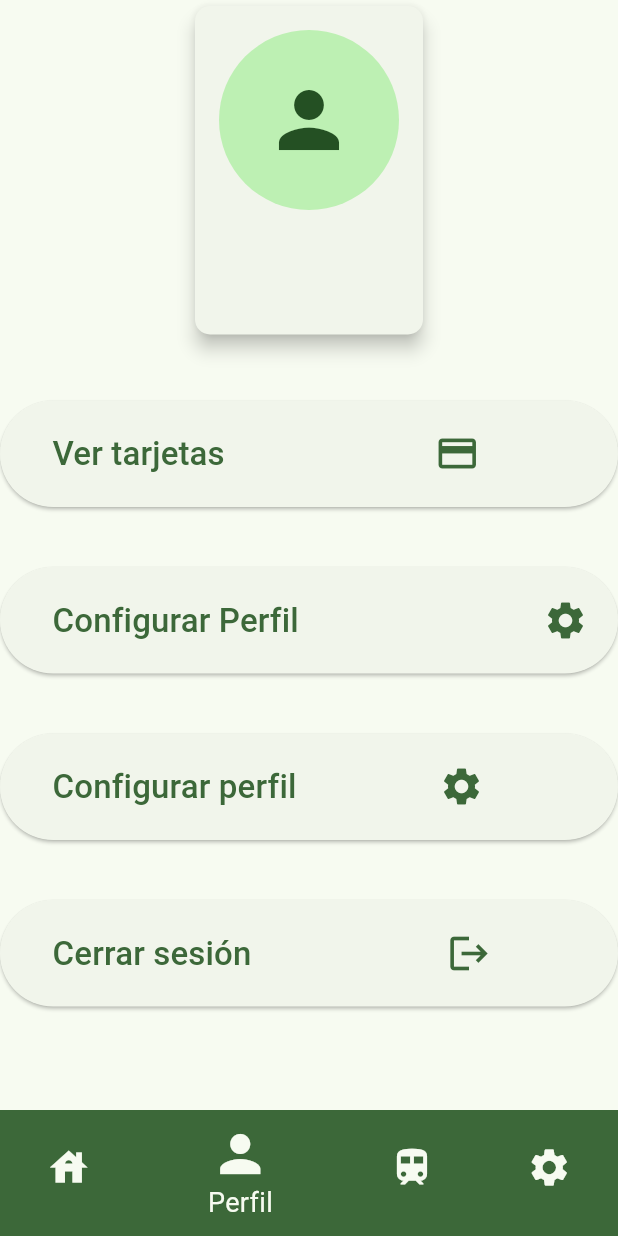
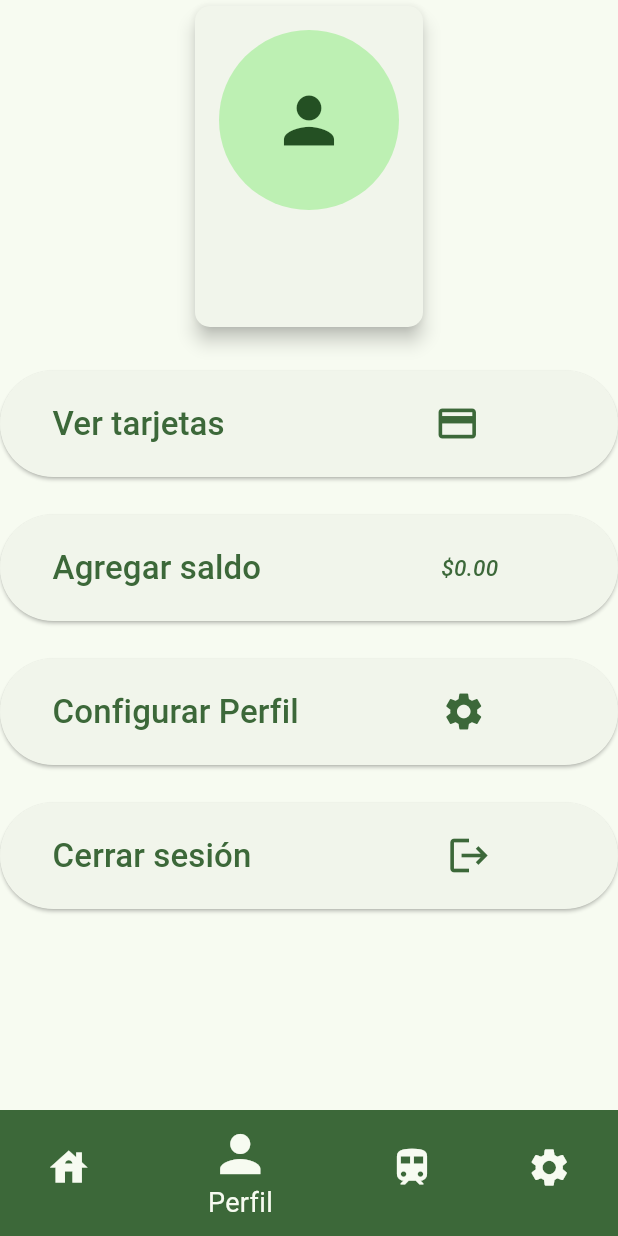
Before and after one commit to DankerVV/Proyecto_Modular, a Flutter app: the screen it shows once a user with an empty profile is signed in, item 2 of the bottom bar chosen, on a phone screen of 412 x 824 dp. Run offline on Flutter 3.47's test engine with Material 3 defaults, Android fonts, the phone set to English and light mode, and no system bars; our stand-ins replace cloud_firestore, firebase_auth, firebase_core, firebase_storage, flutter_riverpod, google_maps_flutter and 6 more; missing offline and left inert: flutter_stripe, nfc_manager; accounts and stored records are empty.

Commit message:
Aplicacion funcional

```diff
--- a/lib/presentation/views/perfil_view.dart
+++ b/lib/presentation/views/perfil_view.dart
@@ -20,6 +20,7 @@ class PerfilView extends StatefulWidget {
 
 class PerfilViewState extends State<PerfilView> {
   String? _imageUrl;
+  double saldo = 0.0;
 
   @override
   void initState() {
@@ -29,6 +30,7 @@ class PerfilViewState extends State<PerfilView> {
       _getSaldo();
     });
   }
+
   Future<void> _getSaldo() async {
     final String uid = FirebaseAuth.instance.currentUser?.uid ?? '';
     final DocumentReference userRef = FirebaseFirestore.instance.collection('Users').doc(uid);
@@ -42,26 +44,15 @@ class PerfilViewState extends State<PerfilView> {
     }
   }
 
-  @override
-  void dispose() {
-    super.dispose();
-  }
-
   Future<void> _loadProfileImage() async {
     final user = FirebaseAuth.instance.currentUser;
     if (user != null) {
       final docSnapshot = await FirebaseFirestore.instance.collection('Users').doc(user.uid).get();
-      if (docSnapshot.exists) {
-        //final data = docSnapshot.data() as Map<String, dynamic>?;
       final data = docSnapshot.data();
-
       if (data != null) {
-          if (mounted) {
         setState(() {
           _imageUrl = data['profileImageUrl'];
         });
-          }
-        }
       }
     }
   }
@@ -107,13 +98,12 @@ class PerfilViewState extends State<PerfilView> {
     ScaffoldMessenger.of(context).showSnackBar(SnackBar(content: Text(message)));
   }
 
-  void _navigateTo(Widget screen) {
-    Navigator.of(context).push(MaterialPageRoute(builder: (_) => screen));
-  }
-
   void _logout() async {
     await FirebaseAuth.instance.signOut();
-    _navigateTo(const LoginScreen());
+    navigatorKey.currentState?.pushAndRemoveUntil(
+      MaterialPageRoute(builder: (context) => const LoginScreen()),
+      (route) => false,
+    );
   }
 
   @override
@@ -154,14 +144,15 @@ class PerfilViewState extends State<PerfilView> {
                   description: tipo,
                 ),
               ),
-              const SizedBox(height: 40),
-              cardInfo(context),
-              const SizedBox(height: 40),
+              const SizedBox(height: 25),
+              _buildCardInfoButton(),
+              const SizedBox(height: 25),
+              fundsButton(context, saldo),
+              const SizedBox(height: 25),
               _buildSettingsButton(),
-              const SizedBox(height: 40),
-              settingsButton(context),
-              const SizedBox(height: 40),
-              logoutButton(context),
+              const SizedBox(height: 25),
+              _buildLogoutButton(),
+
             ],
           );
         },
@@ -171,7 +162,7 @@ class PerfilViewState extends State<PerfilView> {
 
   Widget _buildCardInfoButton() {
     return ElevatedButton(
-      onPressed: () => _navigateTo(const Cardview()),
+      onPressed: () => Navigator.of(context).push(MaterialPageRoute(builder: (_) => const Cardview())),
       style: ElevatedButton.styleFrom(
         padding: const EdgeInsets.symmetric(vertical: 20.0, horizontal: 20.0),
       ),
@@ -179,7 +170,7 @@ class PerfilViewState extends State<PerfilView> {
         children: [
           SizedBox(width: 15),
           Text('Ver tarjetas', style: TextStyle(fontSize: 22)),
-          Spacer(),
+          SizedBox(width: 140),
           Icon(Icons.credit_card, size: 30),
         ],
       ),
@@ -188,7 +179,7 @@ class PerfilViewState extends State<PerfilView> {
 
   Widget _buildSettingsButton() {
     return ElevatedButton(
-      onPressed: () => _navigateTo(const ProfileSettings()),
+      onPressed: () => Navigator.of(context).push(MaterialPageRoute(builder: (_) => const ProfileSettings())),
       style: ElevatedButton.styleFrom(
         padding: const EdgeInsets.symmetric(vertical: 20.0, horizontal: 20.0),
       ),
@@ -196,8 +187,30 @@ class PerfilViewState extends State<PerfilView> {
         children: [
           SizedBox(width: 15),
           Text('Configurar Perfil', style: TextStyle(fontSize: 22)),
-          Spacer(),
+          SizedBox(width: 95),
           Icon(Icons.settings, size: 30),
+        ],
+      ),
+    );
+  }
+
+  Widget fundsButton(BuildContext context, double saldo) {
+  return ElevatedButton(
+    onPressed: () {
+      Navigator.of(context).push(
+        MaterialPageRoute(builder: (context) => const AddFunds()),
+      );
+    },
+    style: ElevatedButton.styleFrom(
+      padding: const EdgeInsets.symmetric(vertical: 20.0, horizontal: 20.0),
+    ),
+    child:  Row(
+      mainAxisAlignment: MainAxisAlignment.spaceBetween,
+      children: [
+        const SizedBox(width: 15),
+        const Text('Agregar saldo', textAlign: TextAlign.left, style: TextStyle(fontSize: 22)),
+        const SizedBox(width: 120),
+        Expanded(child: Text('\$${saldo.toStringAsFixed(2)}', textAlign: TextAlign.left, style: const TextStyle(fontSize: 15, fontStyle: FontStyle.italic))),
         ],
       ),
     );
@@ -205,7 +218,7 @@ class PerfilViewState extends State<PerfilView> {
 
   Widget _buildLogoutButton() {
     return ElevatedButton(
-      onPressed: _showLogoutDialog,
+      onPressed: () => _showLogoutDialog(),
       style: ElevatedButton.styleFrom(
         padding: const EdgeInsets.symmetric(vertical: 20.0, horizontal: 20.0),
       ),
@@ -213,7 +226,7 @@ class PerfilViewState extends State<PerfilView> {
         children: [
           SizedBox(width: 15),
           Text('Cerrar sesión', style: TextStyle(fontSize: 22)),
-          Spacer(),
+          SizedBox(width: 130),
           Icon(Icons.logout, size: 30),
         ],
       ),
@@ -276,132 +289,16 @@ class ProfileCard extends StatelessWidget {
                   ? NetworkImage(imagePath!)
                   : null,
               child: imagePath == null || imagePath!.isEmpty
-                  ? const Icon(Icons.person, size: 60)
+                  ? const Icon(Icons.person, size: 50)
                   : null,
             ),
             const SizedBox(height: 10),
-            Text(name, style: const TextStyle(fontSize: 20, fontWeight: FontWeight.bold)),
+            Text(name, style: const TextStyle(fontSize: 18, fontWeight: FontWeight.bold)),
             const SizedBox(height: 5),
-            Text(description, style: const TextStyle(fontSize: 16, color: Colors.grey)),
+            Text(description, style: const TextStyle(fontSize: 14, color: Colors.grey)),
           ],
         ),
       ),
     );
   }
 }
-
-Widget cardInfo(BuildContext context) {
-  return ElevatedButton(
-    onPressed: () {
-      Navigator.of(context).push(
-        MaterialPageRoute(builder: (context) => const Cardview()),
-      );
-    },
-    style: ElevatedButton.styleFrom(
-      padding: const EdgeInsets.symmetric(vertical: 20.0, horizontal: 20.0),
-    ),
-    child: const Row(
-      children: [
-        SizedBox(width: 15),
-        Text('Ver tarjetas', textAlign: TextAlign.left, style: TextStyle(fontSize: 22)),
-        SizedBox(width: 140),
-        Icon(Icons.credit_card, size: 30),
-      ],
-    ),
-  );
-}
-
-Widget settingsButton(BuildContext context) {
-  return ElevatedButton(
-    onPressed: () {
-      Navigator.of(context).push(
-        MaterialPageRoute(builder: (context) => const ProfileSettings()),
-      );
-    },
-    style: ElevatedButton.styleFrom(
-      padding: const EdgeInsets.symmetric(vertical: 20.0, horizontal: 20.0),
-    ),
-    child: const Row(
-      children: [
-        SizedBox(width: 15),
-        Text('Configurar perfil', textAlign: TextAlign.left, style: TextStyle(fontSize: 22)),
-        SizedBox(width: 95),
-        Icon(Icons.settings, size: 30),
-      ],
-    ),
-  );
-}
-
-Widget logoutButton(BuildContext context) {
-  return ElevatedButton(
-    onPressed: () {
-      _showAlertDialog(context);
-    },
-    style: ElevatedButton.styleFrom(
-      padding: const EdgeInsets.symmetric(vertical: 20.0, horizontal: 20.0),
-    ),
-    child: const Row(
-      children: [
-        SizedBox(width: 15),
-        Text('Cerrar sesión', textAlign: TextAlign.left, style: TextStyle(fontSize: 22)),
-        SizedBox(width: 130),
-        Icon(Icons.logout, size: 30),
-      ],
-    ),
-  );
-}
-
-Widget fundsButton(BuildContext context, double saldo) {
-  return ElevatedButton(
-    onPressed: () {
-      Navigator.of(context).push(
-        MaterialPageRoute(builder: (context) => const AddFunds()),
-      );
-    },
-    style: ElevatedButton.styleFrom(
-      padding: const EdgeInsets.symmetric(vertical: 20.0, horizontal: 20.0),
-    ),
-    child:  Row(
-      mainAxisAlignment: MainAxisAlignment.spaceBetween,
-      children: [
-        const SizedBox(width: 15),
-        const Text('Agregar saldo', textAlign: TextAlign.left, style: TextStyle(fontSize: 22)),
-        const SizedBox(width: 120),
-        Expanded(child: Text('\$${saldo.toStringAsFixed(2)}', textAlign: TextAlign.left, style: const TextStyle(fontSize: 15, fontStyle: FontStyle.italic))),
-      ],
-    ),
-  );
-}
-
-void _showAlertDialog(BuildContext context) {
-  showDialog(
-    context: context,
-    builder: (BuildContext context) {
-      return AlertDialog(
-        title: const Text('Cerrar sesión'),
-        content: const Text('Estás saliendo de la cuenta.'),
-        actions: [
-          TextButton(
-            onPressed: () {
-              Navigator.of(context).pop(); // No salir de la cuenta
-            },
-            child: const Text('Cancelar'),
-          ),
-          TextButton(
-            onPressed: () async {
-              await FirebaseAuth.instance.signOut();
-              //Navigator.of(context).pop(); // Cierra el diálogo
-              navigatorKey.currentState?.pop();
-              //Navigator.of(context).pushReplacement
-              navigatorKey.currentState?.pushAndRemoveUntil(
-                MaterialPageRoute(builder: (context) => const LoginScreen()), // Redirige a la pantalla de inicio de sesión
-                (route) => false, // Elimina todas las rutas previas
-              );
-            },
-            child: const Text('Aceptar'),
-          ),
-        ],
-      );
-    },
-  );
-}
```
Lines whose indentation alone changed are shown as unchanged.
